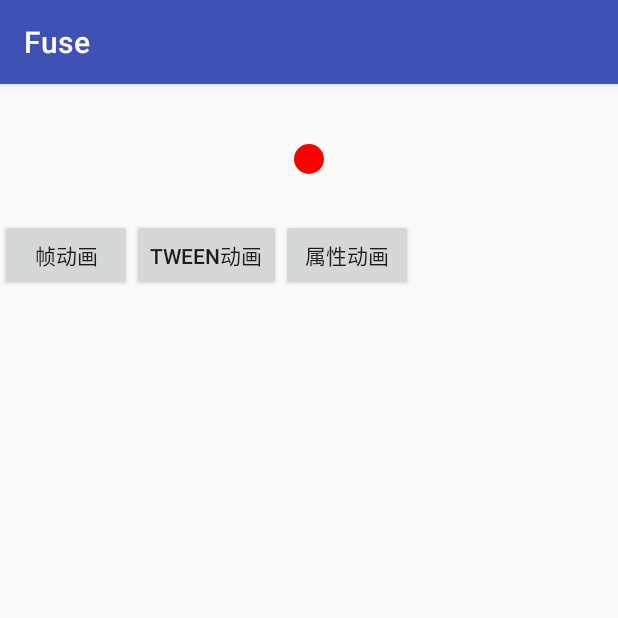
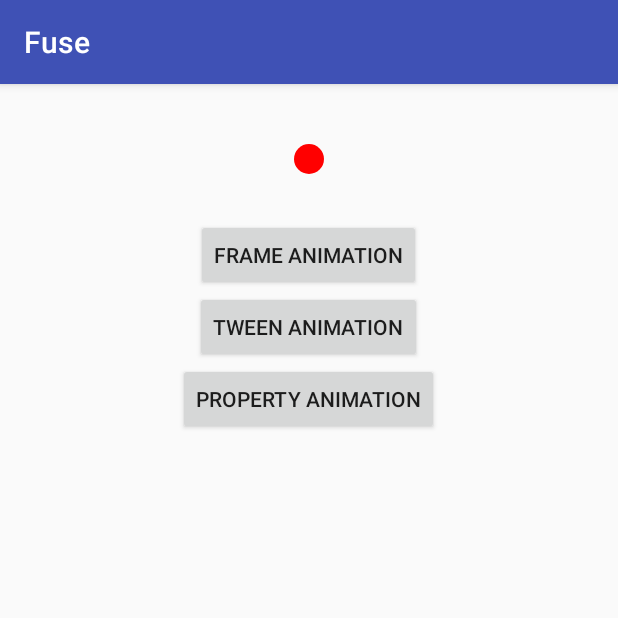
Before and after one commit to leonnnwu/Fuse, an Android app: the screen it shows after launch (AnimationActivity), after a tap on "Animation", on a phone screen of 412 x 824 dp, the top half of it. Run offline under Robolectric (Android 15) with nearby library versions, the phone set to English and light mode, and no system bars; libraries missing offline, so code that uses them is left out: com.playground.android; 1 other tap on this screen came first.

Commit message:
Misc changes

```diff
--- a/app/src/main/java/com/playground/android/lwu/fuse/AnimationActivity.kt
+++ b/app/src/main/java/com/playground/android/lwu/fuse/AnimationActivity.kt
@@ -30,4 +30,8 @@ class AnimationActivity : AppCompatActivity() {
             animationDrawable.start()
         }
     }
+
+    companion object {
+        const val ANIMATION_ACTIVITY = 1
+    }
 }
--- a/app/src/main/java/com/playground/android/lwu/fuse/MainActivity.kt
+++ b/app/src/main/java/com/playground/android/lwu/fuse/MainActivity.kt
@@ -69,12 +69,10 @@ class MainActivity : AppCompatActivity(), NavigationView.OnNavigationItemSelecte
 
     override fun onNavigationItemSelected(item: MenuItem): Boolean {
         // Handle navigation view item clicks here.
-        val id = item.itemId
-
         when (item.itemId) {
             R.id.nav_animation -> {
                 val intent = Intent(this, AnimationActivity::class.java)
-                startActivity(intent)
+                startActivityForResult(intent, AnimationActivity.ANIMATION_ACTIVITY)
             }
         }
 
--- a/app/src/main/res/layout/activity_animation.xml
+++ b/app/src/main/res/layout/activity_animation.xml
@@ -16,21 +16,22 @@
     <LinearLayout
         android:layout_width="match_parent"
         android:layout_height="wrap_content"
-        android:orientation="horizontal">
+        android:orientation="vertical"
+        android:gravity="center_horizontal">
         <Button
             android:id="@+id/start_frame"
             android:layout_width="wrap_content"
             android:layout_height="wrap_content"
-            android:text="帧动画" />
+            android:text="Frame animation" />
         <Button
             android:id="@+id/start_tween"
             android:layout_width="wrap_content"
             android:layout_height="wrap_content"
-            android:text="Tween动画" />
+            android:text="Tween animation" />
         <Button
             android:id="@+id/start_property"
             android:layout_width="wrap_content"
             android:layout_height="wrap_content"
-            android:text="属性动画" />
+            android:text="Property animation" />
     </LinearLayout>
 </LinearLayout>
```
